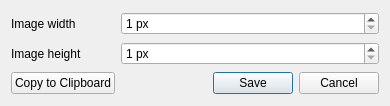
Qt form gui/ui/imagesavedialog.ui (minorua/Qgis2threejs) before a commit.
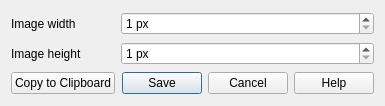
The same form after that commit.

Commit message: add help button to dialogs other than the property dialog

Diff of the .ui file:
```diff
--- a/gui/ui/imagesavedialog.ui
+++ b/gui/ui/imagesavedialog.ui
@@ -6,7 +6,7 @@
    <rect>
     <x>0</x>
     <y>0</y>
-    <width>390</width>
+    <width>385</width>
     <height>106</height>
    </rect>
   </property>
@@ -31,7 +31,7 @@
    <item row="2" column="1">
     <widget class="QDialogButtonBox" name="buttonBox">
      <property name="standardButtons">
-      <set>QDialogButtonBox::Cancel|QDialogButtonBox::Save</set>
+      <set>QDialogButtonBox::Cancel|QDialogButtonBox::Help|QDialogButtonBox::Save</set>
      </property>
     </widget>
    </item>
```
The commit also changes 18 other files.
